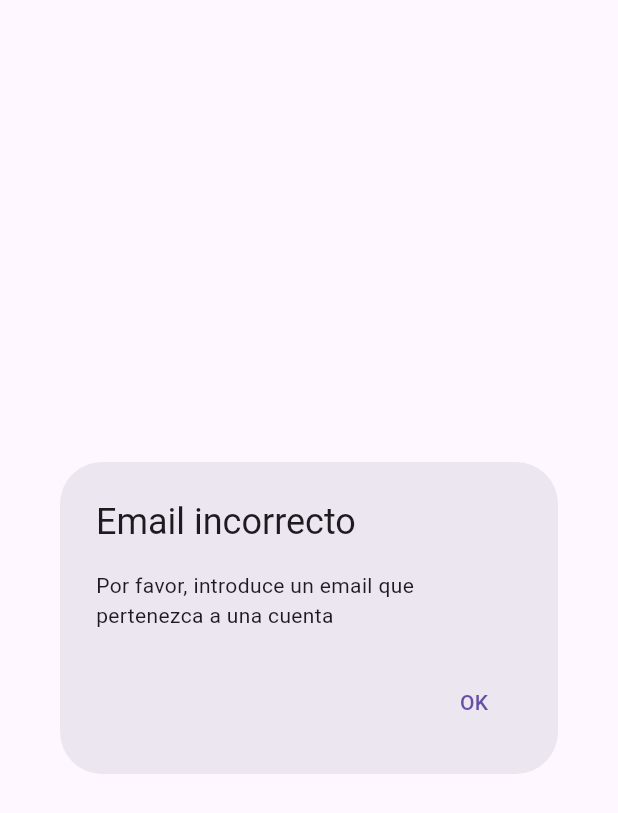
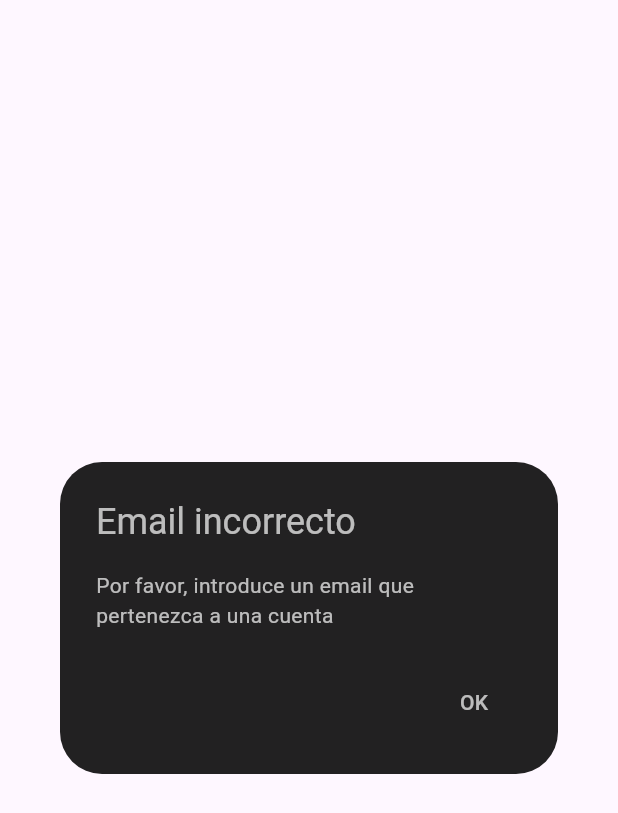
Before and after one commit to EricArteaga/CFA-Courses_For_All, a Flutter app: the MyWrongMessage widget shown alone on an empty page, opened directly, on a phone screen of 412 x 824 dp. Shown: the top 813 px of the screen. Run offline on Flutter 3.47's test engine with Material 3 defaults, Android fonts, the phone set to English and light mode, and no system bars; our stand-ins replace cached_network_image, cloud_firestore, firebase_auth, firebase_core, firebase_storage, flutter_slidable and 1 more; missing offline and left inert: cloud_firestore_web, firebase_core_web; accounts and stored records are empty; network calls fail; Roboto replaces fonts that are missing (Georgia).

Commit message:
Se ha cambiado el aspecto de MyWrongMessage

```diff
--- a/lib/components/my_wrong_message.dart
+++ b/lib/components/my_wrong_message.dart
@@ -18,14 +18,18 @@ final String content;
   @override
   Widget build(BuildContext context){
       return AlertDialog(
-        title: Text(title),
-        content: Text(content),
+        backgroundColor: Colors.black87,
+        title: Text(title,
+            style: const TextStyle(color:  Colors.white70)),
+        content: Text(content,
+            style: const TextStyle(color:  Colors.white70)),
         actions: <Widget>[
           TextButton(
             onPressed: () {
               Navigator.of(context).pop();
             },
-            child: const Text('OK'),
+            child: const Text('OK',
+            style: TextStyle(color:  Colors.white70)),
           ),
         ],
       );
```
